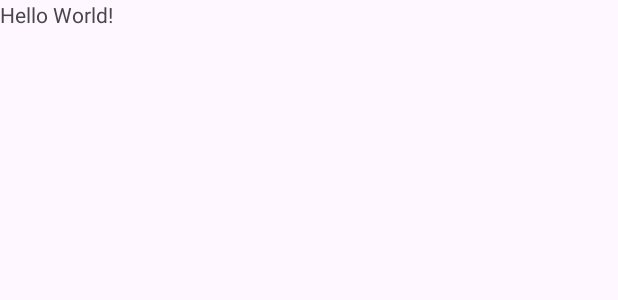
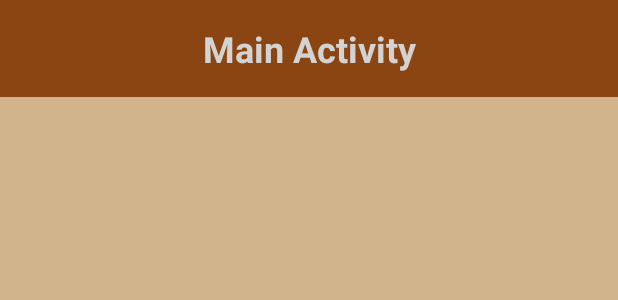
Before and after one commit to DuyManh122/Mobile-Application-Development, an Android app: the layout activity_main.xml on its own in the app's theme, with its tools: preview values and no code run, on a phone screen of 412 x 824 dp. Shown: the top 300 px of the screen. Run offline under Robolectric (Android 15) with nearby library versions, the phone set to English and light mode, and no system bars.

Commit message:
Template project: Modify xml files
- Add a background color.
- Replace "Hello World" TextView to A Header displaying the name of activity.

```diff
--- a/AndroidApp/app/src/main/res/layout/activity_main.xml
+++ b/AndroidApp/app/src/main/res/layout/activity_main.xml
@@ -5,12 +5,18 @@
     android:orientation="vertical"
     android:layout_width="match_parent"
     android:layout_height="match_parent"
+    android:background="#D2B48C"
     tools:context=".MainActivity">
 
     <TextView
-        android:layout_width="wrap_content"
+        android:layout_width="match_parent"
         android:layout_height="wrap_content"
         android:gravity="center"
-        android:text="Hello World!" />
+        android:text="Main Activity"
+        android:textSize="24sp"
+        android:textStyle="bold"
+        android:padding="16dp"
+        android:textColor="#D3D3D3"
+        android:background="#8B4513"/>
 
 </LinearLayout>
```
Also changed, not shown: AndroidApp/app/src/main/res/layout/activity_secondary.xml (+8 -2 lines).
